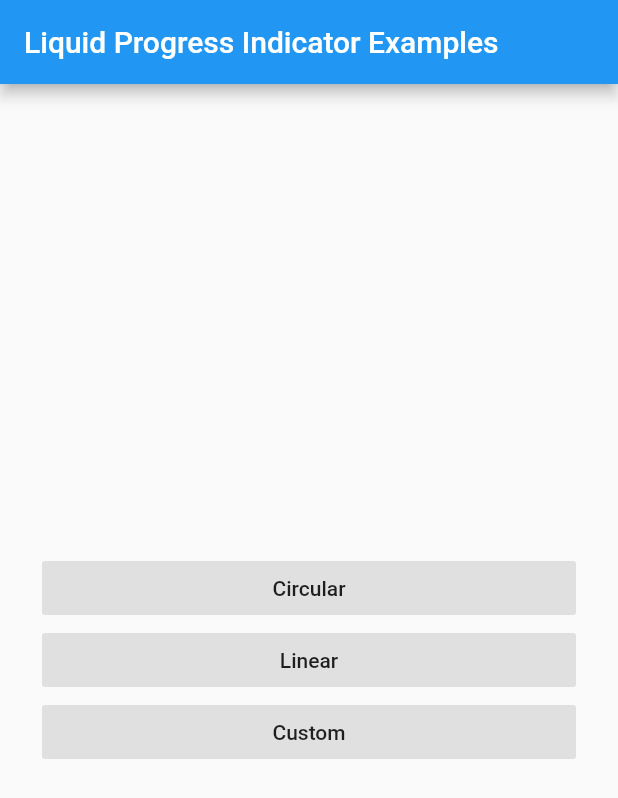
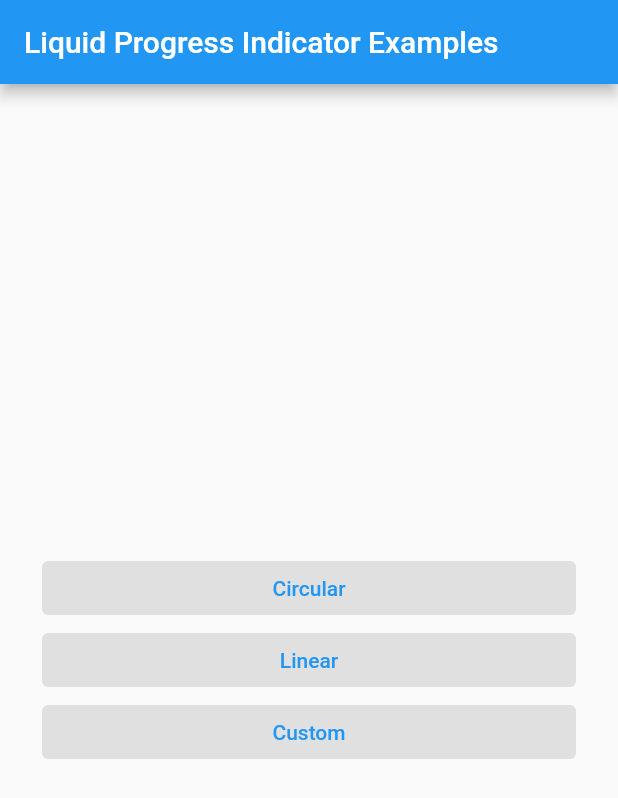
Before and after one commit to JordanADavies/liquid_progress_indicator, a Flutter app: the screen it shows after launch, on a phone screen of 412 x 824 dp. Shown: the top 798 px of the screen. Run offline on Flutter 3.47's test engine with Material 2 defaults, Android fonts, the phone set to English and light mode, and no system bars.

Commit message:
-Fixed migration issues -Uses colorScheme.background -Uses colorScheme.secondary

```diff
--- a/example/lib/liquid_circular_progress_indicator_page.dart
+++ b/example/lib/liquid_circular_progress_indicator_page.dart
@@ -77,7 +77,7 @@ class _AnimatedLiquidCircularProgressIndicator extends StatefulWidget {
 class _AnimatedLiquidCircularProgressIndicatorState
     extends State<_AnimatedLiquidCircularProgressIndicator>
     with SingleTickerProviderStateMixin {
-  AnimationController _animationController;
+  late AnimationController _animationController;
 
   @override
   void initState() {
--- a/example/lib/liquid_custom_progress_indicator_page.dart
+++ b/example/lib/liquid_custom_progress_indicator_page.dart
@@ -69,7 +69,7 @@ class _AnimatedLiquidCustomProgressIndicator extends StatefulWidget {
 class _AnimatedLiquidCustomProgressIndicatorState
     extends State<_AnimatedLiquidCustomProgressIndicator>
     with SingleTickerProviderStateMixin {
-  AnimationController _animationController;
+  late AnimationController _animationController;
 
   @override
   void initState() {
--- a/example/lib/liquid_linear_progress_indicator_page.dart
+++ b/example/lib/liquid_linear_progress_indicator_page.dart
@@ -76,7 +76,7 @@ class _AnimatedLiquidLinearProgressIndicator extends StatefulWidget {
 class _AnimatedLiquidLinearProgressIndicatorState
     extends State<_AnimatedLiquidLinearProgressIndicator>
     with SingleTickerProviderStateMixin {
-  AnimationController _animationController;
+  late AnimationController _animationController;
 
   @override
   void initState() {
--- a/example/lib/main.dart
+++ b/example/lib/main.dart
@@ -19,27 +19,36 @@ class Example extends StatelessWidget {
           mainAxisAlignment: MainAxisAlignment.center,
           crossAxisAlignment: CrossAxisAlignment.stretch,
           children: <Widget>[
-            FlatButton(
+            TextButton(
               child: Text("Circular"),
-              color: Colors.grey[300],
+              style: ButtonStyle(
+                backgroundColor:
+                    MaterialStateProperty.all<Color>(Colors.grey[300]!),
+              ),
               onPressed: () => Navigator.of(context).push(
                 MaterialPageRoute(
                   builder: (_) => LiquidCircularProgressIndicatorPage(),
                 ),
               ),
             ),
-            FlatButton(
+            TextButton(
               child: Text("Linear"),
-              color: Colors.grey[300],
+              style: ButtonStyle(
+                backgroundColor:
+                    MaterialStateProperty.all<Color>(Colors.grey[300]!),
+              ),
               onPressed: () => Navigator.of(context).push(
                 MaterialPageRoute(
                   builder: (_) => LiquidLinearProgressIndicatorPage(),
                 ),
               ),
             ),
-            FlatButton(
+            TextButton(
               child: Text("Custom"),
-              color: Colors.grey[300],
+              style: ButtonStyle(
+                backgroundColor:
+                    MaterialStateProperty.all<Color>(Colors.grey[300]!),
+              ),
               onPressed: () => Navigator.of(context).push(
                 MaterialPageRoute(
                   builder: (_) => LiquidCustomProgressIndicatorPage(),
--- a/lib/src/liquid_circular_progress_indicator.dart
+++ b/lib/src/liquid_circular_progress_indicator.dart
@@ -42,10 +42,10 @@ class LiquidCircularProgressIndicator extends ProgressIndicator {
   }
 
   Color _getBackgroundColor(BuildContext context) =>
-      backgroundColor ?? Theme.of(context).backgroundColor;
+      backgroundColor ?? Theme.of(context).colorScheme.background;
 
   Color _getValueColor(BuildContext context) =>
-      valueColor?.value ?? Theme.of(context).accentColor;
+      valueColor?.value ?? Theme.of(context).colorScheme.secondary;
 
   @override
   State<StatefulWidget> createState() =>
--- a/lib/src/liquid_custom_progress_indicator.dart
+++ b/lib/src/liquid_custom_progress_indicator.dart
@@ -27,10 +27,10 @@ class LiquidCustomProgressIndicator extends ProgressIndicator {
         );
 
   Color _getBackgroundColor(BuildContext context) =>
-      backgroundColor ?? Theme.of(context).backgroundColor;
+      backgroundColor ?? Theme.of(context).colorScheme.background;
 
   Color _getValueColor(BuildContext context) =>
-      valueColor?.value ?? Theme.of(context).accentColor;
+      valueColor?.value ?? Theme.of(context).colorScheme.secondary;
 
   @override
   State<StatefulWidget> createState() => _LiquidCustomProgressIndicatorState();
--- a/lib/src/liquid_linear_progress_indicator.dart
+++ b/lib/src/liquid_linear_progress_indicator.dart
@@ -40,10 +40,10 @@ class LiquidLinearProgressIndicator extends ProgressIndicator {
   }
 
   Color _getBackgroundColor(BuildContext context) =>
-      backgroundColor ?? Theme.of(context).backgroundColor;
+      backgroundColor ?? Theme.of(context).colorScheme.background;
 
   Color _getValueColor(BuildContext context) =>
-      valueColor?.value ?? Theme.of(context).accentColor;
+      valueColor?.value ?? Theme.of(context).colorScheme.secondary;
 
   @override
   State<StatefulWidget> createState() => _LiquidLinearProgressIndicatorState();
```
